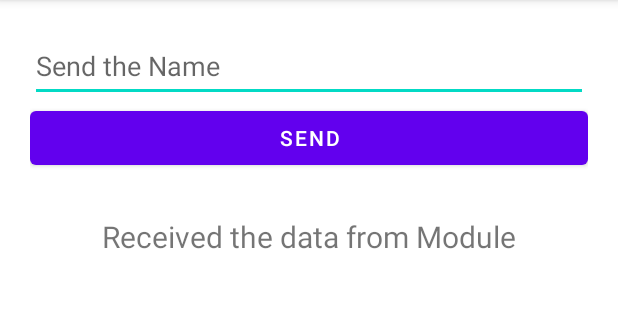
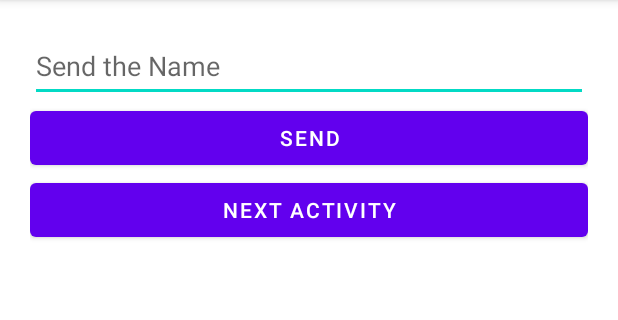
Before and after one commit to dipu843302/Modularization, an Android app: the screen it shows after launch (MainActivity), on a phone screen of 412 x 824 dp, the part 84-404 px from its top. Run offline under Robolectric (Android 15) with nearby library versions, the phone set to English and light mode, and no system bars.

```diff
--- a/Data/src/main/java/com/example/data/Model.kt
+++ b/Data/src/main/java/com/example/data/Model.kt
@@ -1,5 +1,5 @@
 package com.example.data
 
 interface Model {
-    fun passData(name:String)
+    fun passData(list:ArrayList<String>)
 }
--- a/Data/src/main/res/layout/activity_main.xml
+++ /dev/null
@@ -1,9 +0,0 @@
-<?xml version="1.0" encoding="utf-8"?>
-<androidx.constraintlayout.widget.ConstraintLayout xmlns:android="http://schemas.android.com/apk/res/android"
-    xmlns:app="http://schemas.android.com/apk/res-auto"
-    xmlns:tools="http://schemas.android.com/tools"
-    android:layout_width="match_parent"
-    android:layout_height="match_parent"
-    tools:context=".MainActivity">
-
-</androidx.constraintlayout.widget.ConstraintLayout>
--- /dev/null
+++ b/app/src/main/java/com/example/flightmode/DiffUtilCallBack.kt
@@ -0,0 +1,24 @@
+package com.example.flightmode
+
+import androidx.recyclerview.widget.DiffUtil
+
+class DiffUtilCallBack(
+    var oldList:ArrayList<String>,
+    var newList:ArrayList<String>,
+):DiffUtil.Callback() {
+    override fun getOldListSize(): Int {
+      return oldList.size
+    }
+
+    override fun getNewListSize(): Int {
+       return newList.size
+    }
+
+    override fun areItemsTheSame(oldItemPosition: Int, newItemPosition: Int): Boolean {
+        return oldList[oldItemPosition]==newList[newItemPosition]
+    }
+
+    override fun areContentsTheSame(oldItemPosition: Int, newItemPosition: Int): Boolean {
+        return oldList[oldItemPosition]==newList[newItemPosition]
+    }
+}
--- a/app/src/main/java/com/example/flightmode/MainActivity.kt
+++ b/app/src/main/java/com/example/flightmode/MainActivity.kt
@@ -3,25 +3,54 @@ package com.example.flightmode
 import android.content.Intent
 import androidx.appcompat.app.AppCompatActivity
 import android.os.Bundle
+import android.widget.Toast
+import androidx.recyclerview.widget.LinearLayoutManager
 import com.example.data.MainActivity2
 import com.example.data.Model
+import com.example.flightmode.adapter.DataAdapter
 import kotlinx.android.synthetic.main.activity_main.*
 
 class MainActivity : AppCompatActivity(), Model {
-    lateinit var mainActivity2: MainActivity2
+
+    var arrayList=ArrayList<String>()
+    var dataList=ArrayList<String>()
+ private lateinit var dataAdapter: DataAdapter
 
     override fun onCreate(savedInstanceState: Bundle?) {
         super.onCreate(savedInstanceState)
         setContentView(R.layout.activity_main)
 
-        mainActivity2= MainActivity2(this)
+        button.setOnClickListener {
+            var data:String=etText.text.toString()
+            dataList.add(data)
+            passData(dataList)
+        }
+        setRecyclerView()
+    }
 
-        button.setOnClickListener {
-            val intent=Intent(this,MainActivity2::class.java)
-            startActivity(intent)
+    override fun passData(list:ArrayList<String>) {
+        val intent=Intent(this,MainActivity2::class.java)
+        val bundle=Bundle()
+        bundle.putStringArrayList("name",list)
+        intent.putExtra("bundle",bundle)
+        startActivityForResult(intent,0)
+    }
+
+    override fun onActivityResult(requestCode: Int, resultCode: Int, data: Intent?) {
+        super.onActivityResult(requestCode, resultCode, data)
+        if (resultCode==0){
+          val name= data?.getStringExtra("address")
+            if (name != null) {
+                arrayList.add(name)
+            }else{
+                Toast.makeText(this, "Null", Toast.LENGTH_SHORT).show()
+            }
         }
     }
-    override fun passData(name: String) {
-        tvData.text=name
+    fun setRecyclerView(){
+        dataAdapter=DataAdapter(arrayList)
+       dataAdapter.setName(arrayList)
+        recyclerView.adapter=dataAdapter
+        recyclerView.layoutManager=LinearLayoutManager(this)
     }
 }
--- /dev/null
+++ b/app/src/main/java/com/example/flightmode/adapter/DataAdapter.kt
@@ -0,0 +1,42 @@
+package com.example.flightmode.adapter
+
+import android.view.LayoutInflater
+import android.view.View
+import android.view.ViewGroup
+import androidx.recyclerview.widget.DiffUtil
+import androidx.recyclerview.widget.RecyclerView
+import com.example.flightmode.DiffUtilCallBack
+import com.example.flightmode.R
+import kotlinx.android.synthetic.main.item_layout.view.*
+
+class DataAdapter(var arrayList: ArrayList<String>):RecyclerView.Adapter<DataAdapter.DataViewHolder>() {
+
+    override fun onCreateViewHolder(parent: ViewGroup, viewType: Int): DataViewHolder {
+     val view=LayoutInflater.from(parent.context).inflate(R.layout.item_layout,parent,false)
+        return DataViewHolder(view)
+    }
+
+    override fun onBindViewHolder(holder: DataViewHolder, position: Int) {
+       val data=arrayList[position]
+        holder.setData(data)
+    }
+
+    override fun getItemCount(): Int {
+     return arrayList.size
+    }
+
+    fun setName(newNameList:ArrayList<String>){
+        val diffUtil=DiffUtilCallBack(arrayList,newNameList)
+        val diffResult=DiffUtil.calculateDiff(diffUtil)
+        arrayList=newNameList
+        diffResult.dispatchUpdatesTo(this)
+    }
+
+    class DataViewHolder(var item:View):RecyclerView.ViewHolder(item){
+        fun setData(data: String) {
+          item.apply {
+              tvName.text=data
+          }
+        }
+    }
+}
--- a/app/src/main/res/layout/activity_main.xml
+++ b/app/src/main/res/layout/activity_main.xml
@@ -20,12 +20,17 @@
         android:layout_height="wrap_content"
         android:id="@+id/button"
         android:text="Send"/>
-    <TextView
-        android:layout_width="wrap_content"
+    <Button
+        android:layout_width="match_parent"
         android:layout_height="wrap_content"
-        android:text="Received the data from Module"
-        android:id="@+id/tvData"
-        android:layout_marginTop="28dp"
-        android:textSize="20dp"/>
+        android:id="@+id/launchActivity"
+        android:text="Next Activity"
+        />
+
+   <androidx.recyclerview.widget.RecyclerView
+       android:layout_width="match_parent"
+       android:layout_height="match_parent"
+       android:id="@+id/recyclerView"
+       />
 
 </androidx.appcompat.widget.LinearLayoutCompat>
```
Also changed, not shown: Data/src/main/java/com/example/data/MainActivity2.kt (+23 -7 lines), Data/src/main/java/com/example/data/ModuleDataAdapter.kt (added, +39 -0 lines), Data/src/main/java/com/example/data/ModuleDiffUtilCallBack.kt (added, +24 -0 lines), Data/src/main/res/layout/activity_main2.xml (+4 -7 lines), Data/src/main/res/layout/item_layout.xml (added, +14 -0 lines), app/src/main/res/layout/item_layout.xml (added, +14 -0 lines).
